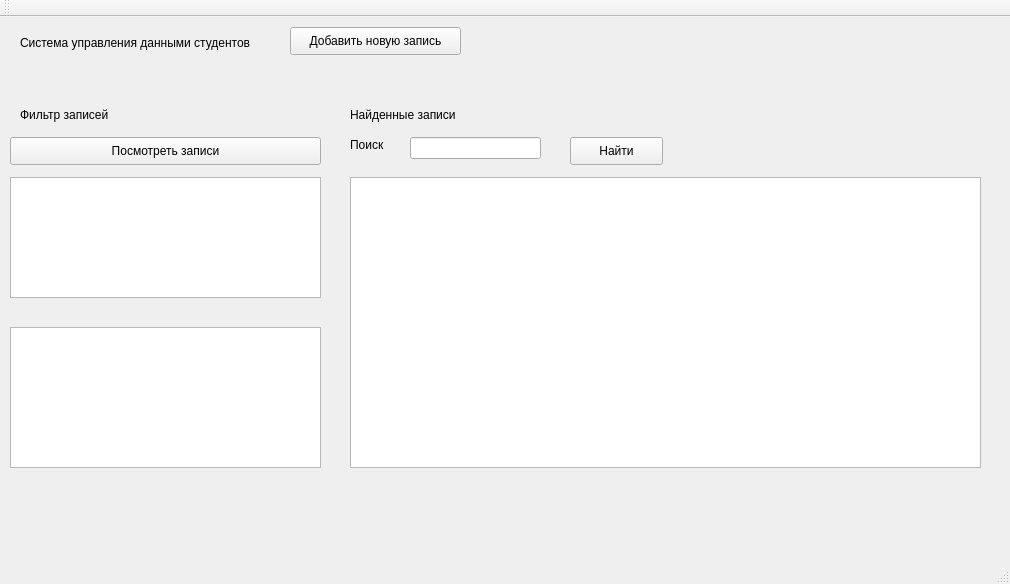
Qt form qtProject/mainwindow.ui (begbeder/qtCsv) before a commit.
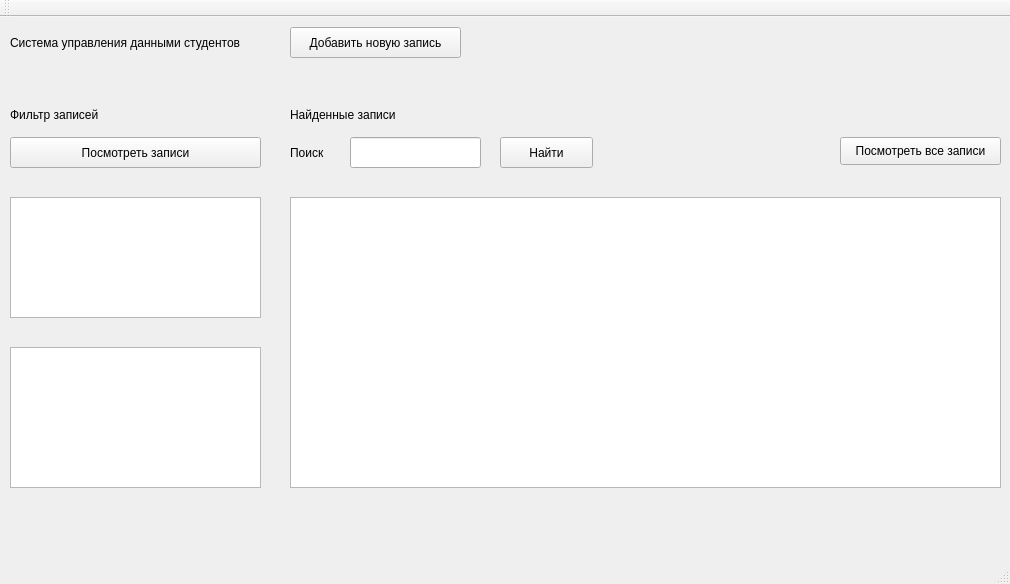
The same form after that commit.

Commit message: Добавлена кнопка посмотреть все записи

The edit to the form file:
```diff
--- a/qtProject/mainwindow.ui
+++ b/qtProject/mainwindow.ui
@@ -17,7 +17,7 @@
    <widget class="QLabel" name="label">
     <property name="geometry">
      <rect>
-      <x>20</x>
+      <x>10</x>
       <y>15</y>
       <width>251</width>
       <height>21</height>
@@ -33,7 +33,7 @@
       <x>290</x>
       <y>10</y>
       <width>171</width>
-      <height>28</height>
+      <height>31</height>
      </rect>
     </property>
     <property name="text">
@@ -63,9 +63,9 @@
    <widget class="QTableView" name="tableView">
     <property name="geometry">
      <rect>
-      <x>350</x>
-      <y>160</y>
-      <width>631</width>
+      <x>290</x>
+      <y>180</y>
+      <width>711</width>
       <height>291</height>
      </rect>
     </property>
@@ -79,7 +79,7 @@
    <widget class="QLabel" name="label_2">
     <property name="geometry">
      <rect>
-      <x>350</x>
+      <x>290</x>
       <y>90</y>
       <width>141</width>
       <height>16</height>
@@ -92,7 +92,7 @@
    <widget class="QLabel" name="label_3">
     <property name="geometry">
      <rect>
-      <x>20</x>
+      <x>10</x>
       <y>90</y>
       <width>131</width>
       <height>16</height>
@@ -107,8 +107,8 @@
      <rect>
       <x>10</x>
       <y>120</y>
-      <width>311</width>
-      <height>28</height>
+      <width>251</width>
+      <height>31</height>
      </rect>
     </property>
     <property name="text">
@@ -119,8 +119,8 @@
     <property name="geometry">
      <rect>
       <x>10</x>
-      <y>160</y>
-      <width>311</width>
+      <y>180</y>
+      <width>251</width>
       <height>121</height>
      </rect>
     </property>
@@ -129,8 +129,8 @@
     <property name="geometry">
      <rect>
       <x>10</x>
-      <y>310</y>
-      <width>311</width>
+      <y>330</y>
+      <width>251</width>
       <height>141</height>
      </rect>
     </property>
@@ -138,20 +138,20 @@
    <widget class="QLineEdit" name="searchInput">
     <property name="geometry">
      <rect>
-      <x>410</x>
+      <x>350</x>
       <y>120</y>
       <width>131</width>
-      <height>22</height>
+      <height>31</height>
      </rect>
     </property>
    </widget>
    <widget class="QLabel" name="label_4">
     <property name="geometry">
      <rect>
-      <x>350</x>
+      <x>290</x>
       <y>120</y>
       <width>55</width>
-      <height>16</height>
+      <height>31</height>
      </rect>
     </property>
     <property name="text">
@@ -161,16 +161,29 @@
    <widget class="QPushButton" name="searchButton">
     <property name="geometry">
      <rect>
-      <x>570</x>
+      <x>500</x>
       <y>120</y>
       <width>93</width>
-      <height>28</height>
+      <height>31</height>
      </rect>
     </property>
     <property name="text">
      <string>Найти</string>
     </property>
    </widget>
+   <widget class="QPushButton" name="showFullListButton">
+    <property name="geometry">
+     <rect>
+      <x>840</x>
+      <y>120</y>
+      <width>161</width>
+      <height>28</height>
+     </rect>
+    </property>
+    <property name="text">
+     <string>Посмотреть все записи</string>
+    </property>
+   </widget>
   </widget>
   <widget class="QMenuBar" name="menuBar">
    <property name="geometry">
```
The commit also changes 9 other files.
